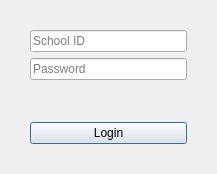
1icolo/AUPay, file qt/login.ui: the form before one commit.
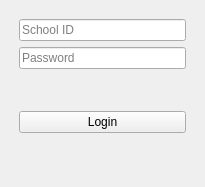
The form after the commit. Icons and pictures are not drawn.

Commit message: Login Function

Diff of the .ui file:
```diff
--- a/qt/login.ui
+++ b/qt/login.ui
@@ -1,19 +1,25 @@
 <?xml version="1.0" encoding="UTF-8"?>
 <ui version="4.0">
- <class>Dialog</class>
- <widget class="QDialog" name="Dialog">
+ <class>MainWindow</class>
+ <widget class="QMainWindow" name="MainWindow">
   <property name="geometry">
    <rect>
     <x>0</x>
     <y>0</y>
-    <width>217</width>
-    <height>173</height>
+    <width>205</width>
+    <height>187</height>
    </rect>
   </property>
+  <property name="minimumSize">
+   <size>
+    <width>205</width>
+    <height>176</height>
+   </size>
+  </property>
   <property name="maximumSize">
    <size>
-    <width>325</width>
-    <height>302</height>
+    <width>205</width>
+    <height>187</height>
    </size>
   </property>
   <property name="windowTitle">
@@ -23,23 +29,9 @@
    <iconset resource="../src/resources/aupay-resources.qrc">
     <normaloff>:/resources/aupay-icon.png</normaloff>:/resources/aupay-icon.png</iconset>
   </property>
-  <property name="sizeGripEnabled">
-   <bool>false</bool>
-  </property>
-  <property name="modal">
-   <bool>false</bool>
-  </property>
-  <layout class="QHBoxLayout" name="horizontalLayout">
-   <item>
-    <widget class="QWidget" name="widget" native="true">
-     <property name="sizePolicy">
-      <sizepolicy hsizetype="Expanding" vsizetype="Expanding">
-       <horstretch>0</horstretch>
-       <verstretch>0</verstretch>
-      </sizepolicy>
-     </property>
-     <layout class="QHBoxLayout" name="horizontalLayout_2">
-      <item>
+  <widget class="QWidget" name="centralwidget">
+   <layout class="QGridLayout" name="gridLayout">
+    <item row="0" column="0">
        <layout class="QFormLayout" name="formLayout">
         <property name="sizeConstraint">
          <enum>QLayout::SetDefaultConstraint</enum>
@@ -124,11 +116,17 @@
       </item>
      </layout>
     </widget>
-   </item>
-  </layout>
- </widget>
- <resources>
-  <include location="../src/resources/aupay-resources.qrc"/>
- </resources>
+  <widget class="QMenuBar" name="menubar">
+   <property name="geometry">
+    <rect>
+     <x>0</x>
+     <y>0</y>
+     <width>205</width>
+     <height>21</height>
+    </rect>
+   </property>
+  </widget>
+ </widget>
+ <resources/>
  <connections/>
 </ui>
```
Left out of the diff: 4 changed lines with no effect on the pictures. Lines whose indentation alone changed are shown as unchanged. The commit also changes 3 other files.
